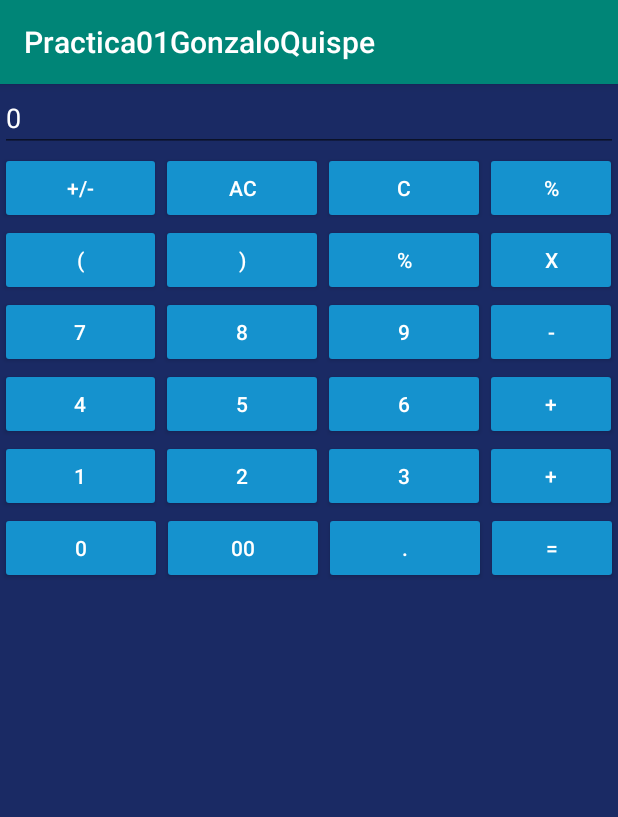
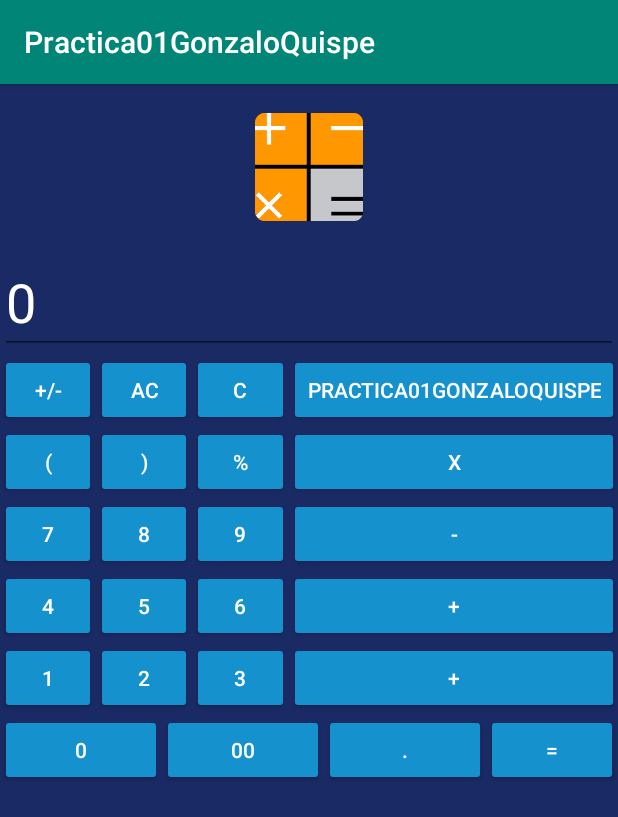
Before and after one commit to Chalius/Practica1DesarrolloEnMoviles_Calculadora, an Android app: the screen it shows after launch (MainActivity), on a phone screen of 412 x 824 dp. Shown: the top 817 px of the screen. Run offline under Robolectric (Android 15) with nearby library versions, the phone set to English and light mode, and no system bars.

Commit message:
Pequeños detalles modificados.

```diff
--- a/app/src/main/java/tecsup/example/practica01gonzaloquispe/MainActivity.java
+++ b/app/src/main/java/tecsup/example/practica01gonzaloquispe/MainActivity.java
@@ -6,6 +6,7 @@ import android.os.Bundle;
 import android.view.View;
 import android.widget.Button;
 import android.widget.EditText;
+import android.widget.TextView;
 
 import java.util.Vector;
 
@@ -14,13 +15,15 @@ public class MainActivity extends AppCompatActivity {
     /* CREANDO OBJETOS PARA LOS BOTONES
      */
     Button bt1,bt2,bt3,bt4,bt5,bt6,bt7,bt8,bt9,bt0;
-    Button bt_suma,bt_resta,bt_multiplicacion,bt_division;
+    Button bt_suma,bt_resta,bt_multiplicacion,bt_division,bt_modulo;
 
     Button bt_ac,bt_c,bt_cambiarSigno;
 
     Button bt_punto,bt_igual;
 
     EditText et_num;
+
+    TextView txt_opAnt;
 
     /*
     CREANDO OTRAS VARIABLES PARA QUE LA CALCULADORA FUNCIONE
@@ -67,6 +70,7 @@ public class MainActivity extends AppCompatActivity {
 
 
 
+
         bt_ac=findViewById(R.id.bt_ac);
         bt_c=findViewById(R.id.bt_c);
         bt_cambiarSigno=findViewById(R.id.bt_cambiarSigno);
@@ -74,6 +78,12 @@ public class MainActivity extends AppCompatActivity {
 
         bt_punto=findViewById(R.id.bt_punto);
         bt_igual=findViewById(R.id.bt_igual);
+
+        txt_opAnt=findViewById(R.id.txt_OpAnt);
+
+
+        bt_modulo=findViewById(R.id.bt_modulo);
+
 
         /*
         LISTENERS:
@@ -216,6 +226,13 @@ public class MainActivity extends AppCompatActivity {
             @Override
             public void onClick(View view) {
                 division();
+            }
+        });
+
+        bt_modulo.setOnClickListener(new View.OnClickListener() {
+            @Override
+            public void onClick(View view) {
+                modulo();
             }
         });
 
@@ -365,4 +382,11 @@ public class MainActivity extends AppCompatActivity {
         et_num.setText(numPantalla);
     }
 
+
+    private void llenar_opAnt(){
+        txt_opAnt.setText(numPantalla);
+    }
+
+
+
 }
--- a/app/src/main/res/layout/activity_main.xml
+++ b/app/src/main/res/layout/activity_main.xml
@@ -17,6 +17,25 @@
             android:layout_height="match_parent"
             android:orientation="vertical">
 
+            <TextView
+                android:id="@+id/textView"
+                android:layout_width="match_parent"
+                android:layout_height="wrap_content"
+                android:layout_weight="1" />
+
+            <ImageView
+                android:id="@+id/imageView2"
+                android:layout_width="match_parent"
+                android:layout_height="wrap_content"
+                android:layout_weight="1"
+                app:srcCompat="@mipmap/calculator_round" />
+
+            <TextView
+                android:id="@+id/txt_OpAnt"
+                android:layout_width="match_parent"
+                android:layout_height="wrap_content"
+                android:layout_weight="1" />
+
             <LinearLayout
                 android:layout_width="match_parent"
                 android:layout_height="match_parent"
@@ -32,7 +51,8 @@
                     android:focusable="false"
                     android:inputType="textPersonName"
                     android:text="0"
-                    android:textColor="#FFFFFF" />
+                    android:textColor="#FFFFFF"
+                    android:textSize="36sp" />
 
             </LinearLayout>
 
@@ -83,7 +103,7 @@
                             android:layout_width="wrap_content"
                             android:layout_height="match_parent"
                             android:backgroundTint="#1592CE"
-                            android:text="%"
+                            android:text="@string/app_name"
                             android:textColor="#FFFFFF" />
                     </TableRow>
 
```
